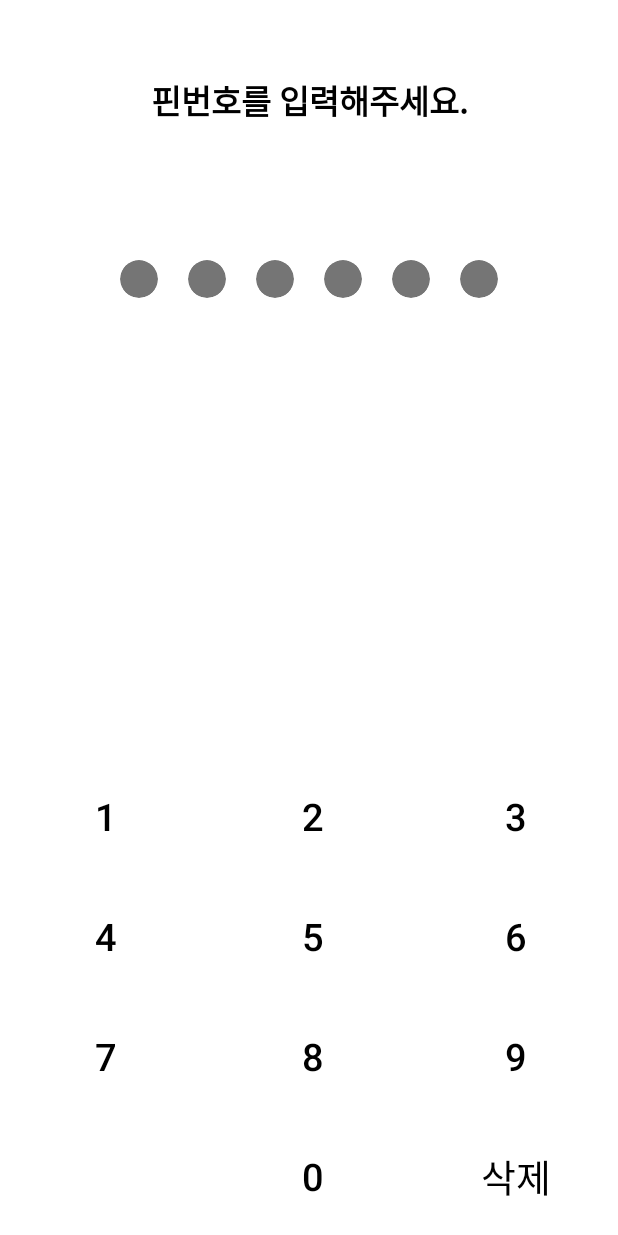
After one commit to sseung416/DgswSol, an Android app: the fragment PinNumberFragment shown on its own in the app's theme, on a phone screen of 412 x 824 dp. The commit adds this screen. Run offline under Robolectric (Android 15) with nearby library versions, the phone set to English and light mode, and no system bars; our stand-ins replace data binding.

Commit message:
[Update] PinNumberFragment xml

```diff
--- a/presenter/build.gradle
+++ b/presenter/build.gradle
@@ -65,6 +65,7 @@ dependencies {
     implementation 'androidx.constraintlayout:constraintlayout:2.1.0'
     implementation 'androidx.legacy:legacy-support-v4:1.0.0'
     implementation 'androidx.lifecycle:lifecycle-livedata-ktx:2.3.1'
+    implementation 'androidx.gridlayout:gridlayout:1.0.0'
     testImplementation 'junit:junit:4.+'
     androidTestImplementation 'androidx.test.ext:junit:1.1.3'
     androidTestImplementation 'androidx.test.espresso:espresso-core:3.4.0'
--- /dev/null
+++ b/presenter/src/main/java/com/example/a2ndproject/view/fragment/PinNumberFragment.kt
@@ -0,0 +1,75 @@
+package com.example.a2ndproject.view.fragment
+
+import android.os.Bundle
+import androidx.fragment.app.Fragment
+import android.view.LayoutInflater
+import android.view.View
+import android.view.ViewGroup
+import androidx.databinding.DataBindingUtil
+import androidx.lifecycle.ViewModelProvider
+import com.example.a2ndproject.R
+import com.example.a2ndproject.databinding.PinNumberFragmentBinding
+import com.example.a2ndproject.view.viewmodel.PinNumberViewModel
+
+class PinNumberFragment : Fragment() {
+
+    private lateinit var binding: PinNumberFragmentBinding
+    private lateinit var viewModel: PinNumberViewModel
+
+    override fun onCreateView(
+        inflater: LayoutInflater, container: ViewGroup?,
+        savedInstanceState: Bundle?
+    ): View? {
+        binding = DataBindingUtil.inflate(layoutInflater, R.layout.pin_number_fragment, container, false)
+
+        init()
+
+        return binding.root
+    }
+
+    override fun onViewCreated(view: View, savedInstanceState: Bundle?) {
+        super.onViewCreated(view, savedInstanceState)
+
+
+    }
+
+    private fun init() {
+        viewModel = ViewModelProvider(requireActivity()).get(PinNumberViewModel::class.java)
+    }
+
+    private fun setBtn() {
+        binding.btn0PinNumber.setOnClickListener {
+
+        }
+
+        binding.btn1PinNumber.setOnClickListener {
+
+        }
+
+        binding.btn2PinNumber.setOnClickListener {
+
+        }
+
+        binding.btn3PinNumber.setOnClickListener {
+
+        }
+
+        binding.btn4PinNumber.setOnClickListener {
+
+        }
+
+        binding.btn5PinNumber.setOnClickListener {
+
+        }
+
+        binding.btn6PinNumber.setOnClickListener {
+
+        }
+
+
+    }
+
+    private fun fillPin() {
+
+    }
+}
--- /dev/null
+++ b/presenter/src/main/java/com/example/a2ndproject/view/viewmodel/PinNumberViewModel.kt
@@ -0,0 +1,7 @@
+package com.example.a2ndproject.view.viewmodel
+
+import androidx.lifecycle.ViewModel
+
+class PinNumberViewModel : ViewModel() {
+    // TODO: Implement the ViewModel
+}
--- /dev/null
+++ b/presenter/src/main/res/layout/pin_number_fragment.xml
@@ -0,0 +1,218 @@
+<?xml version="1.0" encoding="utf-8"?>
+<layout xmlns:android="http://schemas.android.com/apk/res/android"
+    xmlns:app="http://schemas.android.com/apk/res-auto"
+    xmlns:tools="http://schemas.android.com/tools"
+    tools:context=".view.fragment.PinNumberFragment">
+
+    <androidx.constraintlayout.widget.ConstraintLayout
+        android:layout_width="match_parent"
+        android:layout_height="match_parent">
+
+        <TableLayout
+            android:id="@+id/tableLayout"
+            android:layout_width="0dp"
+            android:layout_height="wrap_content"
+            android:gravity="bottom"
+            android:stretchColumns="*"
+            app:layout_constraintBottom_toBottomOf="parent"
+            app:layout_constraintEnd_toEndOf="parent"
+            app:layout_constraintHorizontal_bias="0.0"
+            app:layout_constraintStart_toStartOf="parent">
+
+            <TableRow
+                android:layout_width="match_parent"
+                android:layout_height="match_parent"
+                android:minHeight="@dimen/pin_num_pad_table_row">
+
+                <androidx.appcompat.widget.AppCompatButton
+                    android:id="@+id/btn_1_pin_number"
+                    style="@style/Widget.AppCompat.Button.PinButton"
+                    android:layout_width="wrap_content"
+                    android:layout_height="match_parent"
+                    android:background="@android:color/transparent"
+                    android:text="1" />
+
+                <androidx.appcompat.widget.AppCompatButton
+                    android:id="@+id/btn_2_pin_number"
+                    style="@style/Widget.AppCompat.Button.PinButton"
+                    android:layout_width="wrap_content"
+                    android:layout_height="match_parent"
+                    android:background="@android:color/transparent"
+                    android:text="2" />
+
+                <androidx.appcompat.widget.AppCompatButton
+                    android:id="@+id/btn_3_pin_number"
+                    style="@style/Widget.AppCompat.Button.PinButton"
+                    android:layout_width="wrap_content"
+                    android:layout_height="match_parent"
+                    android:background="@android:color/transparent"
+                    android:text="3" />
+
+            </TableRow>
+
+            <TableRow
+                android:layout_width="match_parent"
+                android:layout_height="match_parent"
+                android:minHeight="@dimen/pin_num_pad_table_row">
+
+                <androidx.appcompat.widget.AppCompatButton
+                    android:id="@+id/btn_4_pin_number"
+                    style="@style/Widget.AppCompat.Button.PinButton"
+                    android:layout_width="wrap_content"
+                    android:layout_height="match_parent"
+                    android:background="@android:color/transparent"
+                    android:text="4" />
+
+                <androidx.appcompat.widget.AppCompatButton
+                    android:id="@+id/btn_5_pin_number"
+                    style="@style/Widget.AppCompat.Button.PinButton"
+                    android:layout_width="wrap_content"
+                    android:layout_height="match_parent"
+                    android:background="@android:color/transparent"
+                    android:text="5" />
+
+                <androidx.appcompat.widget.AppCompatButton
+                    android:id="@+id/btn_6_pin_number"
+                    style="@style/Widget.AppCompat.Button.PinButton"
+                    android:layout_width="wrap_content"
+                    android:layout_height="match_parent"
+                    android:background="@android:color/transparent"
+                    android:text="6" />
+            </TableRow>
+
+            <TableRow
+                android:layout_width="match_parent"
+                android:layout_height="match_parent"
+                android:minHeight="@dimen/pin_num_pad_table_row">
+
+                <androidx.appcompat.widget.AppCompatButton
+                    android:id="@+id/btn_7_pin_number"
+                    style="@style/Widget.AppCompat.Button.PinButton"
+                    android:layout_width="wrap_content"
+                    android:layout_height="match_parent"
+                    android:background="@android:color/transparent"
+                    android:text="7" />
+
+                <androidx.appcompat.widget.AppCompatButton
+                    android:id="@+id/btn_8_pin_number"
+                    style="@style/Widget.AppCompat.Button.PinButton"
+                    android:layout_width="wrap_content"
+                    android:layout_height="match_parent"
+                    android:background="@android:color/transparent"
+                    android:text="8" />
+
+                <androidx.appcompat.widget.AppCompatButton
+                    android:id="@+id/btn_9_pin_number"
+                    style="@style/Widget.AppCompat.Button.PinButton"
+                    android:layout_width="wrap_content"
+                    android:layout_height="match_parent"
+                    android:background="@android:color/transparent"
+                    android:text="9" />
+            </TableRow>
+
+            <TableRow
+                android:layout_width="match_parent"
+                android:layout_height="match_parent"
+                android:minHeight="@dimen/pin_num_pad_table_row">
+
+                <Button
+                    android:id="@+id/button"
+                    android:layout_width="wrap_content"
+                    android:layout_height="wrap_content"
+                    android:text="Button"
+                    android:visibility="invisible" />
+
+                <androidx.appcompat.widget.AppCompatButton
+                    android:id="@+id/btn_0_pin_number"
+                    style="@style/Widget.AppCompat.Button.PinButton"
+                    android:layout_width="wrap_content"
+                    android:layout_height="match_parent"
+                    android:background="@android:color/transparent"
+                    android:text="0" />
+
+                <androidx.appcompat.widget.AppCompatButton
+                    android:id="@+id/btn_delete_pin_number"
+                    style="@style/Widget.AppCompat.Button.PinButton"
+                    android:layout_width="wrap_content"
+                    android:layout_height="match_parent"
+                    android:background="@android:color/transparent"
+                    android:text="@string/delete" />
+            </TableRow>
+
+        </TableLayout>
+
+        <TextView
+            android:id="@+id/textView4"
+            style="@style/BoldTextView"
+            android:layout_width="wrap_content"
+            android:layout_height="wrap_content"
+            android:layout_marginTop="50dp"
+            android:text="@string/input_pin_number"
+            app:layout_constraintEnd_toEndOf="parent"
+            app:layout_constraintStart_toStartOf="parent"
+            app:layout_constraintTop_toTopOf="parent" />
+
+        <LinearLayout
+            android:id="@+id/linearLayout"
+            android:layout_width="0dp"
+            android:layout_height="wrap_content"
+            android:layout_marginTop="80dp"
+            android:gravity="center"
+            app:layout_constraintEnd_toEndOf="parent"
+            app:layout_constraintHorizontal_bias="0.0"
+            app:layout_constraintStart_toStartOf="parent"
+            app:layout_constraintTop_toBottomOf="@+id/textView4">
+
+            <androidx.cardview.widget.CardView
+                android:id="@+id/cv_pin1_pin_number"
+                style="@style/CardView.Pin"
+                android:layout_width="@dimen/pin_card_size"
+                android:layout_height="@dimen/pin_card_size" />
+
+            <androidx.cardview.widget.CardView
+                android:id="@+id/cv_pin2_pin_number"
+                style="@style/CardView.Pin"
+                android:layout_width="@dimen/pin_card_size"
+                android:layout_height="@dimen/pin_card_size" />
+
+            <androidx.cardview.widget.CardView
+                android:id="@+id/cv_pin3_pin_number"
+                style="@style/CardView.Pin"
+                android:layout_width="@dimen/pin_card_size"
+                android:layout_height="@dimen/pin_card_size" />
+
+            <androidx.cardview.widget.CardView
+                android:id="@+id/cv_pin4_pin_number"
+                style="@style/CardView.Pin"
+                android:layout_width="@dimen/pin_card_size"
+                android:layout_height="@dimen/pin_card_size" />
+
+            <androidx.cardview.widget.CardView
+                android:id="@+id/cv_pin5_pin_number"
+                style="@style/CardView.Pin"
+                android:layout_width="25dp"
+                android:layout_height="25dp" />
+
+            <androidx.cardview.widget.CardView
+                android:id="@+id/cv_pin6_pin_number"
+                style="@style/CardView.Pin"
+                android:layout_width="25dp"
+                android:layout_height="25dp" />
+
+        </LinearLayout>
+
+        <TextView
+            android:id="@+id/tv_error_pin_number"
+            style="@style/RegularTextView"
+            android:layout_width="wrap_content"
+            android:layout_height="wrap_content"
+            android:layout_marginBottom="24dp"
+            android:text="올바르지 않은 비밀번호 입니다."
+            android:textColor="@android:color/holo_red_dark"
+            android:visibility="invisible"
+            app:layout_constraintBottom_toTopOf="@+id/tableLayout"
+            app:layout_constraintEnd_toEndOf="parent"
+            app:layout_constraintStart_toStartOf="parent" />
+
+    </androidx.constraintlayout.widget.ConstraintLayout>
+</layout>
--- a/presenter/src/main/res/values/dimens.xml
+++ b/presenter/src/main/res/values/dimens.xml
@@ -1,6 +1,9 @@
 <?xml version="1.0" encoding="utf-8"?>
 <resources>
     <dimen name="layout_padding">10dp</dimen>
+    <dimen name="layout_padding_big">30dp</dimen>
     <dimen name="main_card_elevation">5dp</dimen>
     <dimen name="main_card_radius">15dp</dimen>
+    <dimen name="pin_card_size">25dp</dimen>
+    <dimen name="pin_num_pad_table_row">80dp</dimen>
 </resources>
--- a/presenter/src/main/res/values/strings.xml
+++ b/presenter/src/main/res/values/strings.xml
@@ -6,4 +6,8 @@
     <string name="banking">뱅킹</string>
     <string name="life">라이프</string>
     <string name="start">시작하기</string>
+    <string name="input_pin_number">핀번호를 입력해주세요.</string>
+    <string name="input_info">정보를 입력해주세요.</string>
+    <string name="check">확인</string>
+    <string name="delete">삭제</string>
 </resources>
--- a/presenter/src/main/res/values/themes.xml
+++ b/presenter/src/main/res/values/themes.xml
@@ -1,4 +1,5 @@
 <resources xmlns:tools="http://schemas.android.com/tools">
+
     <!-- Base application theme. -->
     <style name="Theme.2ndProject" parent="Theme.MaterialComponents.DayNight.DarkActionBar">
         <!-- Primary brand color. -->
@@ -14,11 +15,18 @@
         <!-- No action bar -->
         <item name="windowActionBar">false</item>
         <item name="windowNoTitle">true</item>
+
     </style>
 
     <style name="SplashTheme" parent="Theme.MaterialComponents.DayNight.NoActionBar">
         <item name="backgroundColor">@color/black</item>
         <item name="android:windowBackground">@drawable/background_splash</item>
+    </style>
+
+    <style name="TitleTextView" parent="Widget.AppCompat.TextView">
+        <item name="android:textColor">@color/black</item>
+        <item name="android:textStyle">bold</item>
+        <item name="android:textSize">30sp</item>
     </style>
 
     <style name="BoldTextView" parent="Widget.AppCompat.TextView">
@@ -37,9 +45,17 @@
         <item name="android:textSize">15sp</item>
     </style>
 
-    <style name="MainColorBtn" parent="Widget.AppCompat.Button">
-        <item name="background">@color/main_sky_blue</item>
-        <item name="android:textColor">@color/white</item>
-        <item name="android:textSize">18sp</item>
+    <style name="CardView.Pin" parent="CardView">
+        <item name="cardBackgroundColor">@color/grey</item>
+        <item name="cardElevation">0dp</item>
+        <item name="cardCornerRadius">50dp</item>
+        <item name="android:layout_margin">10dp</item>
     </style>
+
+    <style name="Widget.AppCompat.Button.PinButton" parent="Widget.AppCompat.Button">
+        <item name="background">@android:color/transparent</item>
+        <item name="android:textColor">@color/black</item>
+        <item name="android:textSize">25sp</item>
+    </style>
+
 </resources>
```
Also changed, not shown: presenter/src/main/AndroidManifest.xml (+8 -8 lines).
